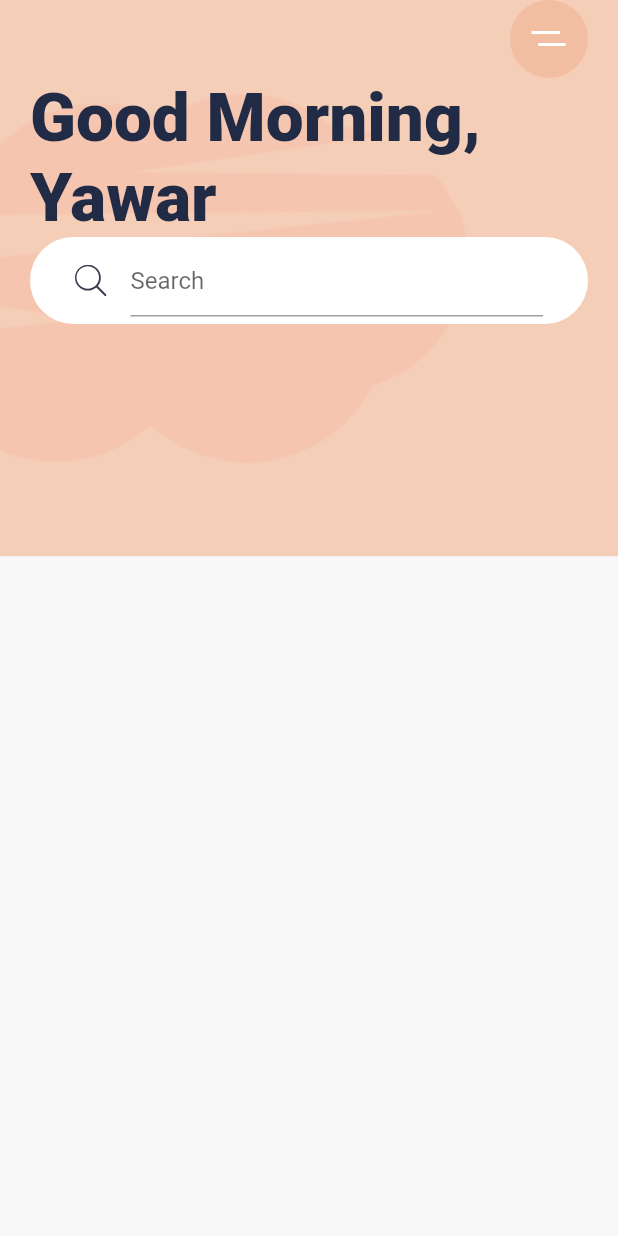
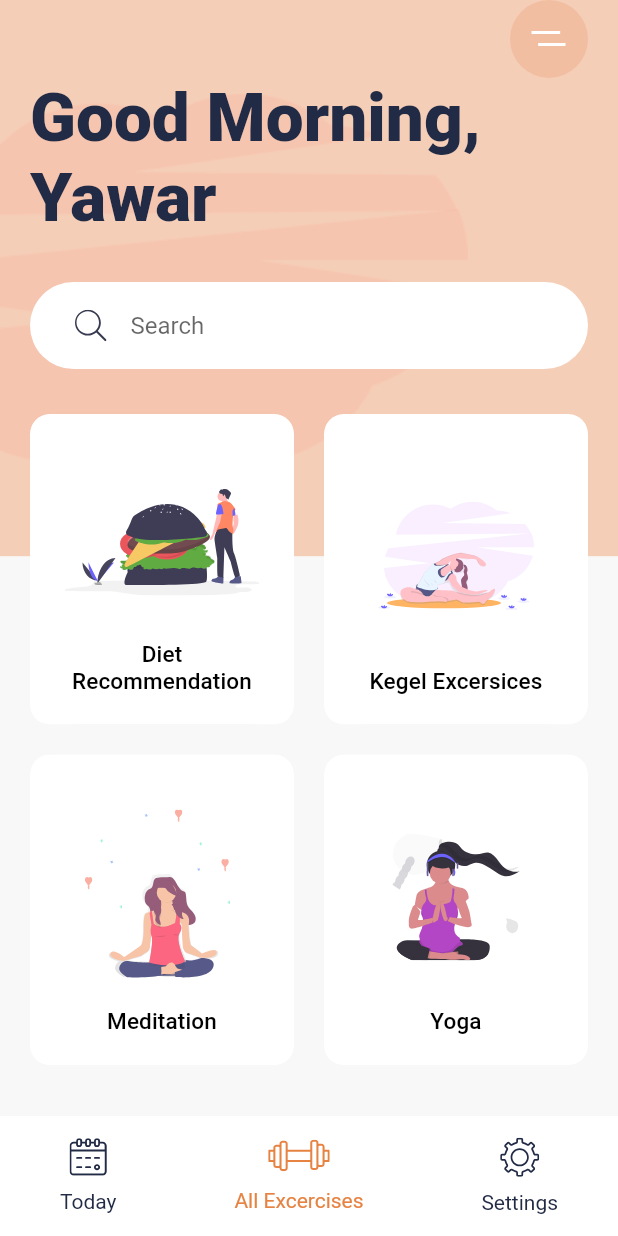
Before and after one commit to yawarnoor/meditation_app, a Flutter app: the screen it shows after launch, on a phone screen of 412 x 824 dp. Run offline on Flutter 3.47's test engine with Material 2 defaults, Android fonts, the phone set to English and light mode, and no system bars; our stand-ins replace flutter_svg.

Commit message:
Home Page

```diff
--- a/lib/main.dart
+++ b/lib/main.dart
@@ -1,6 +1,8 @@
 import 'package:flutter/material.dart';
 import 'package:flutter_svg/svg.dart';
 import './constants.dart';
+import './widgets/category_card.dart';
+import './widgets/bottom_navbar.dart';
 
 void main() {
   runApp(const MyApp());
@@ -31,6 +33,7 @@ class HomeScreen extends StatelessWidget {
   Widget build(BuildContext context) {
     var size = MediaQuery.of(context).size;
     return Scaffold(
+      bottomNavigationBar: BottomNavbar(),
       body: Stack(
         children: [
           Container(
@@ -69,6 +72,7 @@ class HomeScreen extends StatelessWidget {
                           ?.copyWith(fontWeight: FontWeight.w900),
                     ),
                     Container(
+                      margin: EdgeInsets.symmetric(vertical: 30),
                       padding:
                           EdgeInsets.symmetric(horizontal: 30, vertical: 5),
                       decoration: BoxDecoration(
@@ -76,8 +80,40 @@ class HomeScreen extends StatelessWidget {
                           borderRadius: BorderRadius.circular(29.5)),
                       child: TextField(
                         decoration: InputDecoration(
-                            hintText: "Search",
-                            icon: SvgPicture.asset("assets/icons/search.svg")),
+                          hintText: "Search",
+                          icon: SvgPicture.asset("assets/icons/search.svg"),
+                          border: InputBorder.none,
+                        ),
+                      ),
+                    ),
+                    Expanded(
+                      child: GridView.count(
+                        crossAxisCount: 2,
+                        childAspectRatio: .85,
+                        mainAxisSpacing: 20,
+                        crossAxisSpacing: 20,
+                        children: [
+                          categoryCard(
+                            svgSrc: "assets/icons/Hamburger.svg",
+                            title: "Diet Recommendation",
+                            press: () {},
+                          ),
+                          categoryCard(
+                            svgSrc: "assets/icons/Excrecises.svg",
+                            title: "Kegel Excersices",
+                            press: () {},
+                          ),
+                          categoryCard(
+                            svgSrc: "assets/icons/Meditation.svg",
+                            title: "Meditation",
+                            press: () {},
+                          ),
+                          categoryCard(
+                            svgSrc: "assets/icons/yoga.svg",
+                            title: "Yoga",
+                            press: () {},
+                          ),
+                        ],
                       ),
                     )
                   ]),
--- /dev/null
+++ b/lib/widgets/bottom_navbar.dart
@@ -0,0 +1,73 @@
+import 'package:flutter/material.dart';
+import 'package:flutter_svg/svg.dart';
+import '../constants.dart';
+
+class BottomNavbar extends StatelessWidget {
+  const BottomNavbar({
+    super.key,
+  });
+
+  @override
+  Widget build(BuildContext context) {
+    return Container(
+      height: 80,
+      padding: EdgeInsets.symmetric(horizontal: 40, vertical: 10),
+      color: Colors.white,
+      child: Row(
+        mainAxisAlignment: MainAxisAlignment.spaceBetween,
+        children: [
+          navItem(
+            svgScr: "assets/icons/calendar.svg",
+            title: "Today",
+            press: () {},
+          ),
+          navItem(
+            svgScr: "assets/icons/gym.svg",
+            title: "All Excercises",
+            press: () {},
+            isActive: true,
+          ),
+          navItem(
+            svgScr: "assets/icons/Settings.svg",
+            title: "Settings",
+            press: () {},
+          ),
+        ],
+      ),
+    );
+  }
+}
+
+class navItem extends StatelessWidget {
+  final String svgScr;
+  final String title;
+  final bool isActive;
+  final void Function() press;
+  const navItem({
+    super.key,
+    required this.svgScr,
+    required this.title,
+    this.isActive = false,
+    required this.press,
+  });
+
+  @override
+  Widget build(BuildContext context) {
+    return GestureDetector(
+      onTap: press,
+      child: Column(
+        mainAxisAlignment: MainAxisAlignment.spaceAround,
+        children: [
+          SvgPicture.asset(
+            svgScr,
+            color: isActive ? kActiveIconColor : kTextColor,
+          ),
+          Text(
+            title,
+            style: TextStyle(color: isActive ? kActiveIconColor : kTextColor),
+          ),
+        ],
+      ),
+    );
+  }
+}
--- /dev/null
+++ b/lib/widgets/category_card.dart
@@ -0,0 +1,58 @@
+import 'package:flutter/material.dart';
+import 'package:flutter_svg/svg.dart';
+import '../constants.dart';
+
+class categoryCard extends StatelessWidget {
+  final String svgSrc;
+  final String title;
+  final void Function() press;
+  const categoryCard({
+    super.key,
+    required this.svgSrc,
+    required this.title,
+    required this.press,
+  });
+
+  @override
+  Widget build(BuildContext context) {
+    return ClipRRect(
+      borderRadius: BorderRadius.circular(13),
+      child: Container(
+        decoration: BoxDecoration(
+            color: Colors.white,
+            borderRadius: BorderRadius.circular(13),
+            boxShadow: [
+              BoxShadow(
+                  offset: Offset(0, 17),
+                  blurRadius: 17,
+                  spreadRadius: -23,
+                  color: kShadowColor)
+            ]),
+        child: Material(
+          color: Colors.transparent,
+          child: InkWell(
+            onTap: press,
+            child: Padding(
+              padding: const EdgeInsets.all(20),
+              child: Column(
+                children: [
+                  Spacer(),
+                  SvgPicture.asset(svgSrc),
+                  Spacer(),
+                  Text(
+                    title,
+                    textAlign: TextAlign.center,
+                    style: Theme.of(context)
+                        .textTheme
+                        .titleSmall
+                        ?.copyWith(fontSize: 15),
+                  )
+                ],
+              ),
+            ),
+          ),
+        ),
+      ),
+    );
+  }
+}
```
